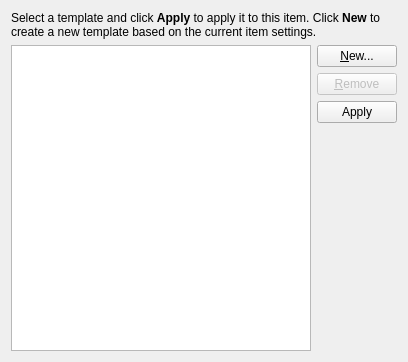
Old version of the form incidenceeditor-ng/template_management_dialog_base.ui in the repository KDE/kdepim.
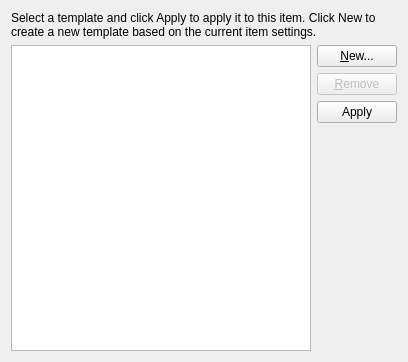
New version of the form.

Commit message: Take advantage of kuit to avoid hardcoded font size

```diff
--- a/incidenceeditor-ng/template_management_dialog_base.ui
+++ b/incidenceeditor-ng/template_management_dialog_base.ui
@@ -20,14 +20,7 @@
       <enum>QFrame::NoFrame</enum>
      </property>
      <property name="text">
-      <string>&lt;!DOCTYPE HTML PUBLIC &quot;-//W3C//DTD HTML 4.0//EN&quot; &quot;http://www.w3.org/TR/REC-html40/strict.dtd&quot;&gt;
-&lt;html&gt;&lt;head&gt;&lt;meta name=&quot;qrichtext&quot; content=&quot;1&quot; /&gt;&lt;style type=&quot;text/css&quot;&gt;
-p, li { white-space: pre-wrap; }
-&lt;/style&gt;&lt;/head&gt;&lt;body style=&quot; font-family:'Sans Serif'; font-size:9pt; font-weight:400; font-style:normal;&quot;&gt;
-&lt;p style=&quot; margin-top:0px; margin-bottom:0px; margin-left:0px; margin-right:0px; -qt-block-indent:0; text-indent:0px;&quot;&gt;Select a template and click &lt;span style=&quot; font-weight:600;&quot;&gt;Apply&lt;/span&gt; to apply it to this item. Click &lt;span style=&quot; font-weight:600;&quot;&gt;New&lt;/span&gt; to create a new template based on the current item settings.&lt;/p&gt;&lt;/body&gt;&lt;/html&gt;</string>
-     </property>
-     <property name="textFormat">
-      <enum>Qt::RichText</enum>
+      <string comment="@label/rich">Select a template and click &lt;interface&gt;Apply&lt;/interface&gt; to apply it to this item. Click &lt;interface&gt;New&lt;/interface&gt; to create a new template based on the current item settings.</string>
      </property>
      <property name="wordWrap">
       <bool>true</bool>
```
